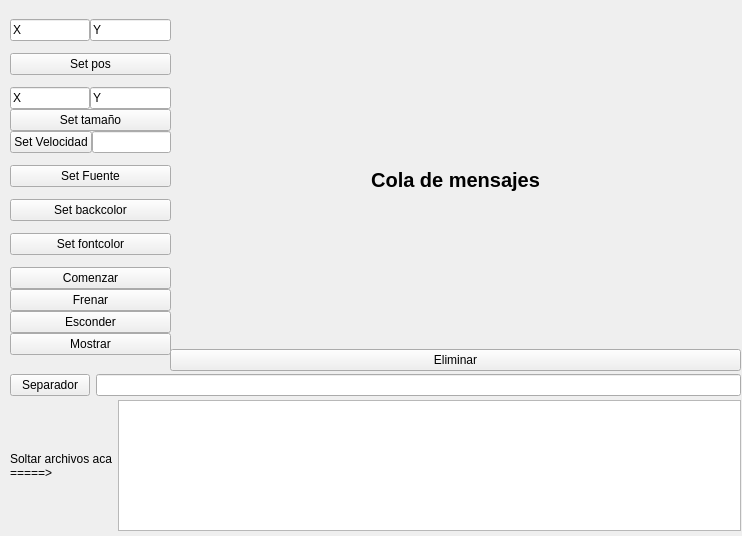
Old version of the form src/textwindow/maintxtwindow.ui in the repository aguperezpala/linux-bluetooth-qt.
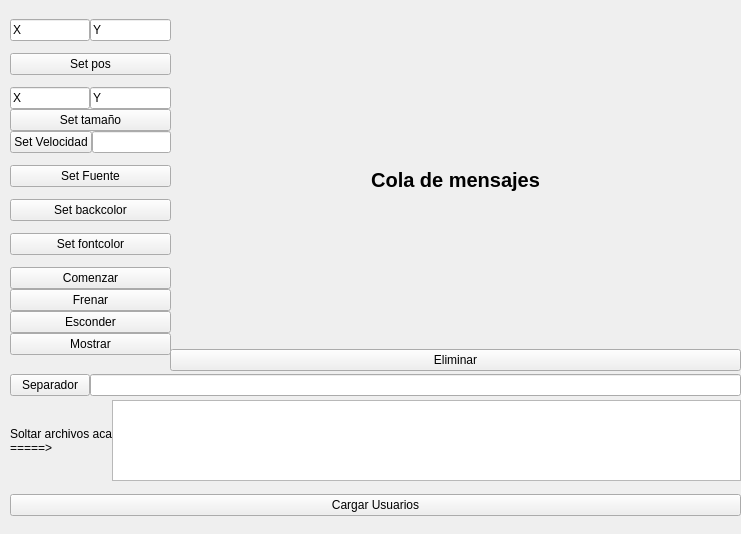
New version of the form.

```diff
--- a/src/textwindow/maintxtwindow.ui
+++ b/src/textwindow/maintxtwindow.ui
@@ -5,8 +5,8 @@
    <rect>
     <x>0</x>
     <y>0</y>
-    <width>742</width>
-    <height>536</height>
+    <width>741</width>
+    <height>534</height>
    </rect>
   </property>
   <property name="sizePolicy" >
@@ -188,10 +188,13 @@
      <x>10</x>
      <y>400</y>
      <width>731</width>
-     <height>131</height>
+     <height>81</height>
     </rect>
    </property>
    <layout class="QHBoxLayout" name="horizontalLayout_3" >
+    <property name="spacing" >
+     <number>0</number>
+    </property>
     <item>
      <widget class="QLabel" name="label" >
       <property name="text" >
@@ -280,6 +283,9 @@
     </rect>
    </property>
    <layout class="QHBoxLayout" name="horizontalLayout_5" >
+    <property name="spacing" >
+     <number>0</number>
+    </property>
     <item>
      <widget class="QPushButton" name="txtbuttonSetBetween" >
       <property name="text" >
@@ -292,6 +298,25 @@
     </item>
    </layout>
   </widget>
+  <widget class="QWidget" name="horizontalLayoutWidget_3" >
+   <property name="geometry" >
+    <rect>
+     <x>10</x>
+     <y>480</y>
+     <width>731</width>
+     <height>51</height>
+    </rect>
+   </property>
+   <layout class="QHBoxLayout" name="horizontalLayout_6" >
+    <item>
+     <widget class="QPushButton" name="txtbuttonLoadUsers" >
+      <property name="text" >
+       <string>Cargar Usuarios</string>
+      </property>
+     </widget>
+    </item>
+   </layout>
+  </widget>
  </widget>
  <resources/>
  <connections/>
```
Left out of the diff: 2 changed lines with no effect on the pictures.
